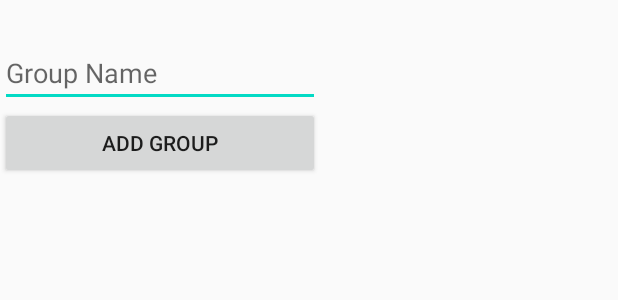
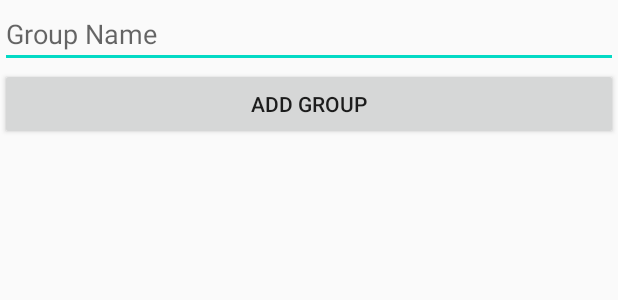
Before and after one commit to Chener-Zhang/Post-It-Social-Media-App, an Android app: the layout fragment_groups.xml on its own in the app's theme, with its tools: preview values and no code run, on a phone screen of 412 x 824 dp. Shown: the top 300 px of the screen. Run offline under Robolectric (Android 15) with nearby library versions, the phone set to English and light mode, and no system bars.

```diff
--- a/app/src/main/java/edu/temple/project_post_it/ui/home/CustomAdapter.java
+++ b/app/src/main/java/edu/temple/project_post_it/ui/home/CustomAdapter.java
@@ -45,7 +45,7 @@ public class CustomAdapter extends RecyclerView.Adapter<CustomAdapter.ViewHolder
             public void onClick(View v) {
                 //write the delete code here
                 String current_post = post_list.get(position).getPost_ID();
-                dataBaseManagement.databaseRemoveData(current_post);
+                dataBaseManagement.databaseRemovePostData(current_post);
             }
         });
 
--- a/app/src/main/res/layout/fragment_groups.xml
+++ b/app/src/main/res/layout/fragment_groups.xml
@@ -1,17 +1,14 @@
 <?xml version="1.0" encoding="utf-8"?>
 <LinearLayout xmlns:android="http://schemas.android.com/apk/res/android"
-    android:layout_width="wrap_content"
-    android:layout_height="wrap_content"
+
+    android:layout_width="match_parent"
+    android:layout_height="match_parent"
     android:orientation="vertical">
 
     <EditText
         android:id="@+id/addGroup"
-        android:layout_width="wrap_content"
+        android:layout_width="match_parent"
         android:layout_height="wrap_content"
-        android:layout_alignParentTop="true"
-        android:layout_centerHorizontal="true"
-        android:layout_marginTop="26dp"
-        android:ems="10"
         android:hint="Group Name" />
 
     <Button
@@ -19,13 +16,11 @@
         android:layout_width="fill_parent"
         android:layout_height="wrap_content"
         android:layout_below="@+id/addGroup"
-        android:layout_centerHorizontal="true"
         android:text="@string/add_group" />
 
     <androidx.recyclerview.widget.RecyclerView
         android:id="@+id/groupListView"
-        android:layout_width="wrap_content"
+        android:layout_width="match_parent"
         android:layout_height="wrap_content"
-        android:layout_below="@+id/addButton"
-        android:layout_centerHorizontal="true" />
+        android:layout_below="@+id/addButton" />
 </LinearLayout>
```
Also changed, not shown: app/src/main/java/edu/temple/project_post_it/dataBaseManagement.java (+92 -84 lines), app/src/main/java/edu/temple/project_post_it/ui/dashboard/DashboardFragment.java (+6 -2 lines), app/src/main/java/edu/temple/project_post_it/ui/dashboard/MyGroupRecyclerViewAdapter.java (+5 -6 lines), app/src/main/java/edu/temple/project_post_it/ui/home/PostCreationFragment.java (+8 -5 lines), app/src/main/res/layout/fragment_dashboard.xml (+7 -16 lines), app/src/main/res/layout/group_row_item.xml (+5 -10 lines).
